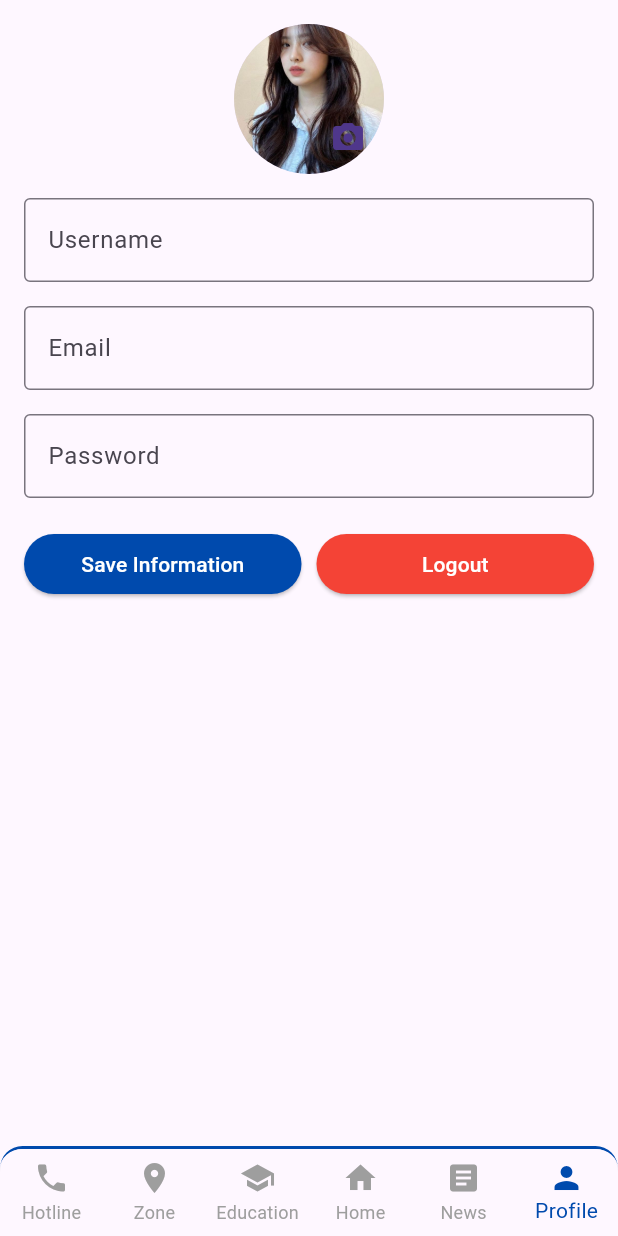
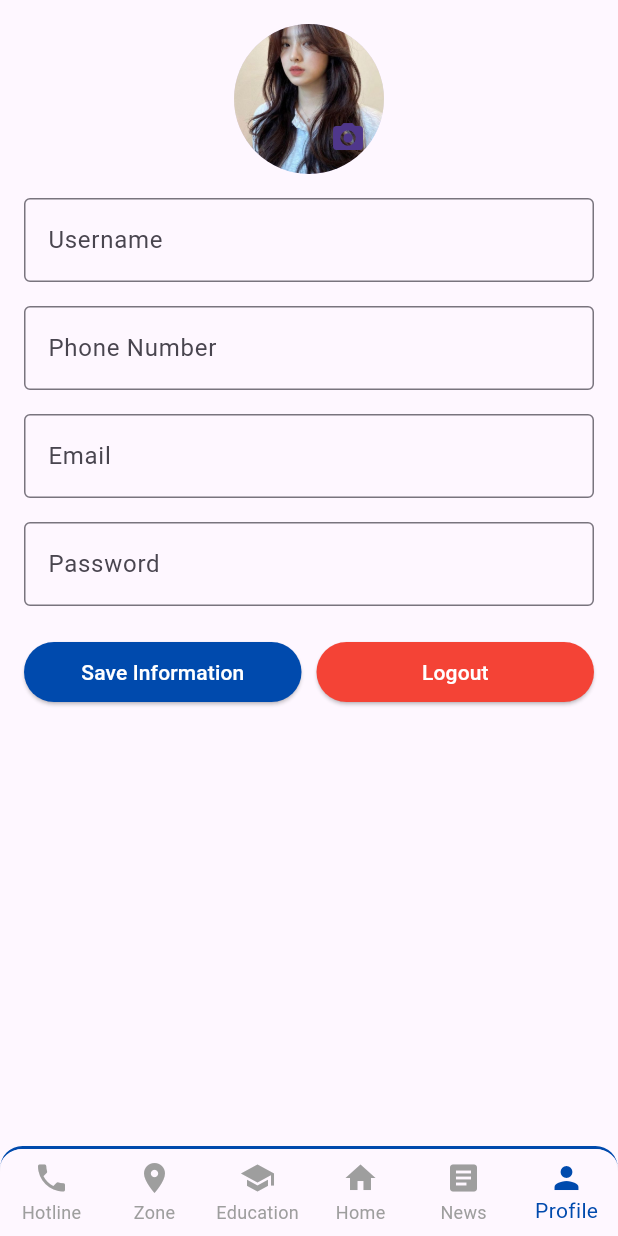
Before and after one commit to KartikaIndahWT08/j_safe_guard, a Flutter app: the ProfileScreen screen opened directly, on a phone screen of 412 x 824 dp. Run offline on Flutter 3.47's test engine with Material 3 defaults, Android fonts, the light colour scheme and no system bars; our stand-ins replace cloud_firestore, firebase_auth, firebase_core, get_it, google_fonts; accounts and stored records are empty.

Commit message:
feat: profile, signup

```diff
--- a/lib/screen/profile/screen/Profile.dart
+++ b/lib/screen/profile/screen/Profile.dart
@@ -42,6 +42,14 @@ class _ProfileScreenState extends State<ProfileScreen> {
                 controller: _usernameController,
                 decoration: const InputDecoration(
                   labelText: 'Username',
+                  border: OutlineInputBorder(),
+                ),
+              ),
+              const SizedBox(height: 16),
+              TextField(
+                controller: _usernameController,
+                decoration: const InputDecoration(
+                  labelText: 'Phone Number',
                   border: OutlineInputBorder(),
                 ),
               ),
--- a/lib/screen/signup/screen/signup.dart
+++ b/lib/screen/signup/screen/signup.dart
@@ -36,7 +36,7 @@ class SignupPage extends StatelessWidget {
                   controller: nameController,
                   decoration: InputDecoration(
                     prefixIcon: const Icon(Icons.person),
-                    hintText: 'Full Name',
+                    hintText: 'Username',
                     border: OutlineInputBorder(
                       borderRadius: BorderRadius.circular(8.0),
                     ),
```
